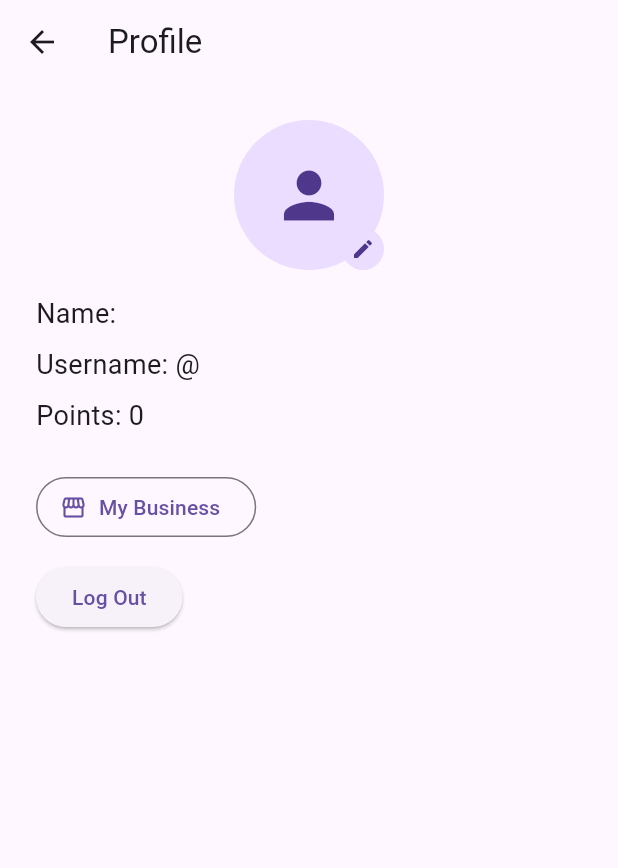
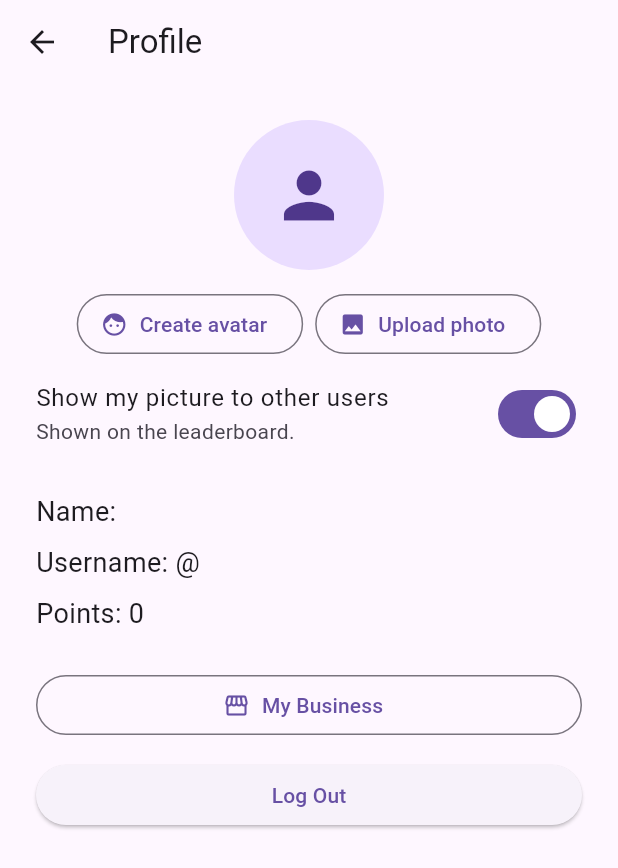
Before and after one commit to Lootm0re/Chekkin-app, a Flutter app: the ProfileScreen screen opened directly, on a phone screen of 412 x 824 dp. Shown: the top 868 px of the screen. Run offline on Flutter 3.47's test engine with Material 3 defaults, Android fonts, the phone set to English and light mode, and no system bars; our stand-ins replace cloud_firestore, cloud_functions, firebase_auth, firebase_core, firebase_storage, geolocator and 2 more; missing offline and left inert: avatar_maker; accounts and stored records are empty; statements that could not run were skipped.

Commit message:
Add cartoon avatars with a setting to hide your picture from others
- Profile: build an avatar with avatar_maker (face, hair, clothes...,
  with shuffle), upload a photo, choose which one to show when you have
  both, and switch off "Show my picture to other users"
- syncPublicProfile copies the avatar (only known parts with valid item
  ids) and the photo/avatar choice to publicProfiles, and leaves the
  photo and avatar out when hidden, so others see a default icon
- Rules: owners may update avatar, avatarHidden and profileImage, with
  validated values
- Leaderboard and profile use one UserAvatar widget: photo or avatar as
  chosen, else the default icon
- Photo upload uses putData, as putFile needs dart:io and failed on web
- Tests for avatar storage, UserAvatar and the editor

Co-Authored-By: Claude Opus 5.5 <noreply@anthropic.com>

```diff
--- a/checkin_app/lib/leaderboard_screen.dart
+++ b/checkin_app/lib/leaderboard_screen.dart
@@ -1,7 +1,7 @@
 import 'package:flutter/material.dart';
 import 'package:cloud_firestore/cloud_firestore.dart';
 import 'package:firebase_auth/firebase_auth.dart';
-import 'profile_picture.dart';
+import 'user_avatar.dart';
 
 class LeaderboardScreen extends StatelessWidget {
   const LeaderboardScreen({super.key});
@@ -67,7 +67,7 @@ class LeaderboardScreen extends StatelessWidget {
                                         : null,
                           ),
                         ),
-                        ProfileAvatar(photoUrl: data['profilePictureUrl'], radius: 18),
+                        UserAvatar(data: data, radius: 18),
                       ],
                     ),
                   ),
--- a/checkin_app/lib/main.dart
+++ b/checkin_app/lib/main.dart
@@ -10,6 +10,8 @@ import 'phone_verify_screen.dart';
 import 'leaderboard_screen.dart';
 import 'profile_picture.dart';
 import 'business_screen.dart';
+import 'avatar_editor_screen.dart';
+import 'user_avatar.dart';
 
 void main() async {
   WidgetsFlutterBinding.ensureInitialized();
@@ -136,6 +138,31 @@ class _HomeScreenState extends State<HomeScreen> {
 class ProfileScreen extends StatelessWidget {
   const ProfileScreen({super.key});
 
+  Future<void> _uploadPhoto(BuildContext context) async {
+    try {
+      await ProfilePictureUploader().pickAndUploadPhoto();
+    } catch (e) {
+      debugPrint('Uploading photo failed: $e');
+      if (!context.mounted) return;
+      ScaffoldMessenger.of(context).showSnackBar(
+        const SnackBar(content: Text('Couldn\'t upload your photo. Please try again.')),
+      );
+    }
+  }
+
+  Future<void> _updateProfile(BuildContext context, Map<String, Object> fields) async {
+    try {
+      String uid = FirebaseAuth.instance.currentUser!.uid;
+      await FirebaseFirestore.instance.collection('users').doc(uid).update(fields);
+    } catch (e) {
+      debugPrint('Updating profile failed: $e');
+      if (!context.mounted) return;
+      ScaffoldMessenger.of(context).showSnackBar(
+        const SnackBar(content: Text('Couldn\'t save that change. Please try again.')),
+      );
+    }
+  }
+
   @override
   Widget build(BuildContext context) {
     String uid = FirebaseAuth.instance.currentUser!.uid;
@@ -148,31 +175,56 @@ class ProfileScreen extends StatelessWidget {
           if (!snapshot.hasData) return const Center(child: CircularProgressIndicator());
 
           var data = snapshot.data!.data() as Map<String, dynamic>;
+          bool hasAvatar = data['avatar'] is Map;
+          String? photoUrl = data['profilePictureUrl'];
+          bool hasPhoto = photoUrl != null && photoUrl.isNotEmpty;
+          bool hidden = data['avatarHidden'] == true;
 
-          return Padding(
+          // A ListView so the profile scrolls on small screens.
+          return ListView(
             padding: const EdgeInsets.all(24),
-            child: Column(
-              crossAxisAlignment: CrossAxisAlignment.start,
             children: [
+              Center(child: UserAvatar(data: data, radius: 50)),
+              const SizedBox(height: 12),
+              Wrap(
+                alignment: WrapAlignment.center,
+                spacing: 8,
+                runSpacing: 8,
+                children: [
+                  OutlinedButton.icon(
+                    icon: const Icon(Icons.face),
+                    label: Text(hasAvatar ? 'Edit avatar' : 'Create avatar'),
+                    onPressed: () => Navigator.of(context).push(
+                      MaterialPageRoute(builder: (_) => AvatarEditorScreen(currentAvatar: data['avatar'])),
+                    ),
+                  ),
+                  OutlinedButton.icon(
+                    icon: const Icon(Icons.photo),
+                    label: Text(hasPhoto ? 'Change photo' : 'Upload photo'),
+                    onPressed: () => _uploadPhoto(context),
+                  ),
+                ],
+              ),
+              if (hasAvatar && hasPhoto) ...[
+                const SizedBox(height: 12),
                 Center(
-                  child: GestureDetector(
-                    onTap: () async {
-                      await ProfilePictureUploader().pickAndUploadPhoto();
-                    },
-                    child: Stack(
-                      children: [
-                        ProfileAvatar(photoUrl: data['profilePictureUrl'], radius: 50),
-                        const Positioned(
-                          bottom: 0,
-                          right: 0,
-                          child: CircleAvatar(
-                            radius: 14,
-                            child: Icon(Icons.edit, size: 16),
+                  child: SegmentedButton<String>(
+                    segments: const [
+                      ButtonSegment(value: 'avatar', label: Text('Show avatar'), icon: Icon(Icons.face)),
+                      ButtonSegment(value: 'photo', label: Text('Show photo'), icon: Icon(Icons.photo)),
+                    ],
+                    // Same rule as UserAvatar: the photo, unless the avatar was chosen.
+                    selected: {data['profileImage'] == 'avatar' ? 'avatar' : 'photo'},
+                    onSelectionChanged: (choice) => _updateProfile(context, {'profileImage': choice.first}),
                   ),
                 ),
               ],
-                    ),
-                  ),
+              SwitchListTile(
+                contentPadding: EdgeInsets.zero,
+                title: const Text('Show my picture to other users'),
+                subtitle: Text(hidden ? 'Others see a default icon.' : 'Shown on the leaderboard.'),
+                value: !hidden,
+                onChanged: (show) => _updateProfile(context, {'avatarHidden': !show}),
               ),
               const SizedBox(height: 16),
               Text('Name: ${data['name']}', style: const TextStyle(fontSize: 18)),
@@ -194,7 +246,6 @@ class ProfileScreen extends StatelessWidget {
                 child: const Text('Log Out'),
               ),
             ],
-            ),
           );
         },
       ),
--- a/checkin_app/lib/profile_picture.dart
+++ b/checkin_app/lib/profile_picture.dart
@@ -1,9 +1,7 @@
-import 'package:flutter/material.dart';
 import 'package:image_picker/image_picker.dart';
 import 'package:firebase_storage/firebase_storage.dart';
 import 'package:firebase_auth/firebase_auth.dart';
 import 'package:cloud_firestore/cloud_firestore.dart';
-import 'dart:io';
 
 class ProfilePictureUploader {
   final ImagePicker picker = ImagePicker();
@@ -20,34 +18,18 @@ class ProfilePictureUploader {
     String uid = FirebaseAuth.instance.currentUser!.uid;
     Reference storageRef = FirebaseStorage.instance.ref().child('profile_pictures/$uid.jpg');
 
-    await storageRef.putFile(File(picked.path));
+    // putData rather than putFile, which needs dart:io and fails on web.
+    await storageRef.putData(
+      await picked.readAsBytes(),
+      SettableMetadata(contentType: picked.mimeType ?? 'image/jpeg'),
+    );
     String downloadUrl = await storageRef.getDownloadURL();
 
     await FirebaseFirestore.instance.collection('users').doc(uid).update({
       'profilePictureUrl': downloadUrl,
+      'profileImage': 'photo',
     });
 
     return downloadUrl;
   }
 }
-
-class ProfileAvatar extends StatelessWidget {
-  final String? photoUrl;
-  final double radius;
-
-  const ProfileAvatar({super.key, required this.photoUrl, this.radius = 24});
-
-  @override
-  Widget build(BuildContext context) {
-    if (photoUrl == null || photoUrl!.isEmpty) {
-      return CircleAvatar(
-        radius: radius,
-        child: Icon(Icons.person, size: radius),
-      );
-    }
-    return CircleAvatar(
-      radius: radius,
-      backgroundImage: NetworkImage(photoUrl!),
-    );
-  }
-}
--- /dev/null
+++ b/checkin_app/lib/user_avatar.dart
@@ -0,0 +1,96 @@
+import 'dart:convert';
+
+import 'package:avatar_maker/avatar_maker.dart';
+import 'package:flutter/material.dart';
+
+/// Avatar parts left out of the editor: cosmetic backgrounds and effects,
+/// which have no items unless an app adds its own. The package rejects a
+/// category whose default isn't in its item list, so each lists its "none".
+final List<CustomizedPropertyCategory> avatarCategories = [
+  CustomizedPropertyCategory(
+    id: PropertyCategoryIds.AvatarBackground,
+    toDisplay: false,
+    properties: [NoBackgroundItem()],
+  ),
+  CustomizedPropertyCategory(id: PropertyCategoryIds.AvatarEffect, toDisplay: false, properties: [NoEffectItem()]),
+  CustomizedPropertyCategory(
+    id: PropertyCategoryIds.AvatarEffectColor,
+    toDisplay: false,
+    properties: [NoEffectColorItem()],
+  ),
+];
+
+/// An avatar as stored in Firestore: part name to item id, e.g.
+/// {'HairStyle': 'HairStyles/Long', 'SkinColor': 'SkinColor/Brown'}.
+Map<String, String> encodeAvatar(Map<PropertyCategoryIds, PropertyItem> options) {
+  return {for (var entry in options.entries) entry.key.name: entry.value.id};
+}
+
+// Only used for its part lists and defaults, to decode stored avatars.
+final NonPersistentAvatarMakerController _template =
+    NonPersistentAvatarMakerController(customizedPropertyCategories: avatarCategories);
+
+/// Turns a stored avatar back into editor options. Unknown or missing parts
+/// (e.g. from a newer package version) fall back to the defaults.
+Map<PropertyCategoryIds, PropertyItem> decodeAvatar(Map? stored) {
+  Map<PropertyCategoryIds, PropertyItem> options = Map.of(_template.defaultSelectedOptions);
+  if (stored == null) return options;
+  for (var category in _template.propertyCategories) {
+    Object? itemId = stored[category.id.name];
+    PropertyItem? item = category.properties?.where((p) => p.id == itemId).firstOrNull;
+    if (item != null) options[category.id] = item;
+  }
+  return options;
+}
+
+// The options go in through the constructor: the controller sets itself up
+// asynchronously and would replace options assigned afterwards with defaults.
+NonPersistentAvatarMakerController newAvatarController({Map? stored}) {
+  return NonPersistentAvatarMakerController(
+    customizedPropertyCategories: avatarCategories,
+    selectedOptions: decodeAvatar(stored),
+  );
+}
+
+// One controller per distinct avatar, so the leaderboard doesn't rebuild an
+// avatar on every scroll.
+final Map<String, NonPersistentAvatarMakerController> _controllerCache = {};
+
+NonPersistentAvatarMakerController _cachedController(Map stored) {
+  String key = jsonEncode(Map.fromEntries(stored.entries.toList()..sort((a, b) => '${a.key}'.compareTo('${b.key}'))));
+  if (_controllerCache.length > 200) _controllerCache.clear();
+  return _controllerCache.putIfAbsent(key, () => newAvatarController(stored: stored));
+}
+
+/// A user's picture: their uploaded photo or avatar, whichever they chose,
+/// or a default icon if they have neither.
+///
+/// [data] is a users/{uid} or publicProfiles/{uid} document. Hiding is done
+/// on the server: a hidden user's public profile has no photo or avatar.
+class UserAvatar extends StatelessWidget {
+  final Map<String, dynamic>? data;
+  final double radius;
+
+  const UserAvatar({super.key, required this.data, this.radius = 24});
+
+  @override
+  Widget build(BuildContext context) {
+    String? photoUrl = data?['profilePictureUrl'];
+    Map? avatar = data?['avatar'] is Map ? data!['avatar'] : null;
+    bool hasPhoto = photoUrl != null && photoUrl.isNotEmpty;
+    bool showPhoto = hasPhoto && (avatar == null || data?['profileImage'] != 'avatar');
+
+    if (showPhoto) {
+      return CircleAvatar(radius: radius, backgroundImage: NetworkImage(photoUrl));
+    }
+    if (avatar != null) {
+      return AvatarMakerAvatar(
+        controller: _cachedController(avatar),
+        radius: radius,
+        backgroundColor: Theme.of(context).colorScheme.surfaceContainerHighest,
+        usePreview: false,
+      );
+    }
+    return CircleAvatar(radius: radius, child: Icon(Icons.person, size: radius));
+  }
+}
--- a/checkin_app/pubspec.yaml
+++ b/checkin_app/pubspec.yaml
@@ -42,6 +42,7 @@ dependencies:
   # The following adds the Cupertino Icons font to your application.
   # Use with the CupertinoIcons class for iOS style icons.
   cupertino_icons: ^1.0.8
+  avatar_maker: ^1.9.0
 
 dev_dependencies:
   flutter_test:
```
Also changed, not shown: checkin_app/lib/avatar_editor_screen.dart (added, +89 -0 lines), checkin_app/pubspec.lock, 5 other files. Lines whose indentation alone changed are shown as unchanged.
